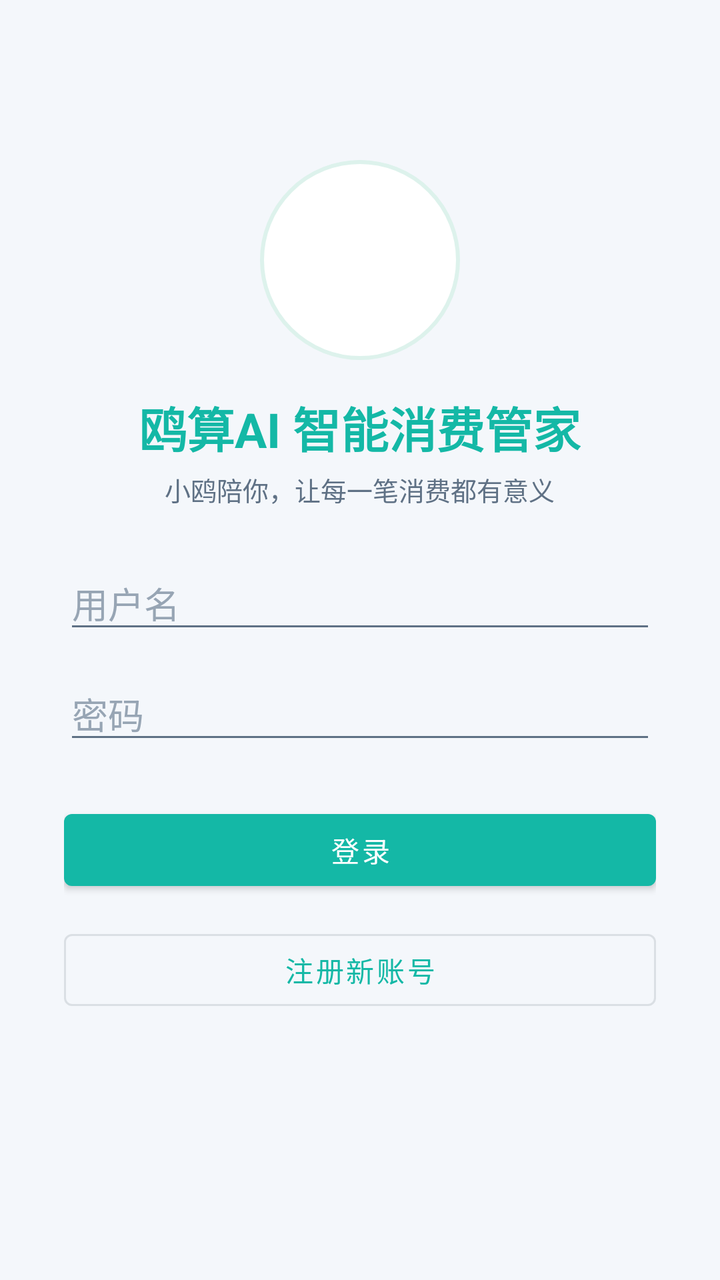
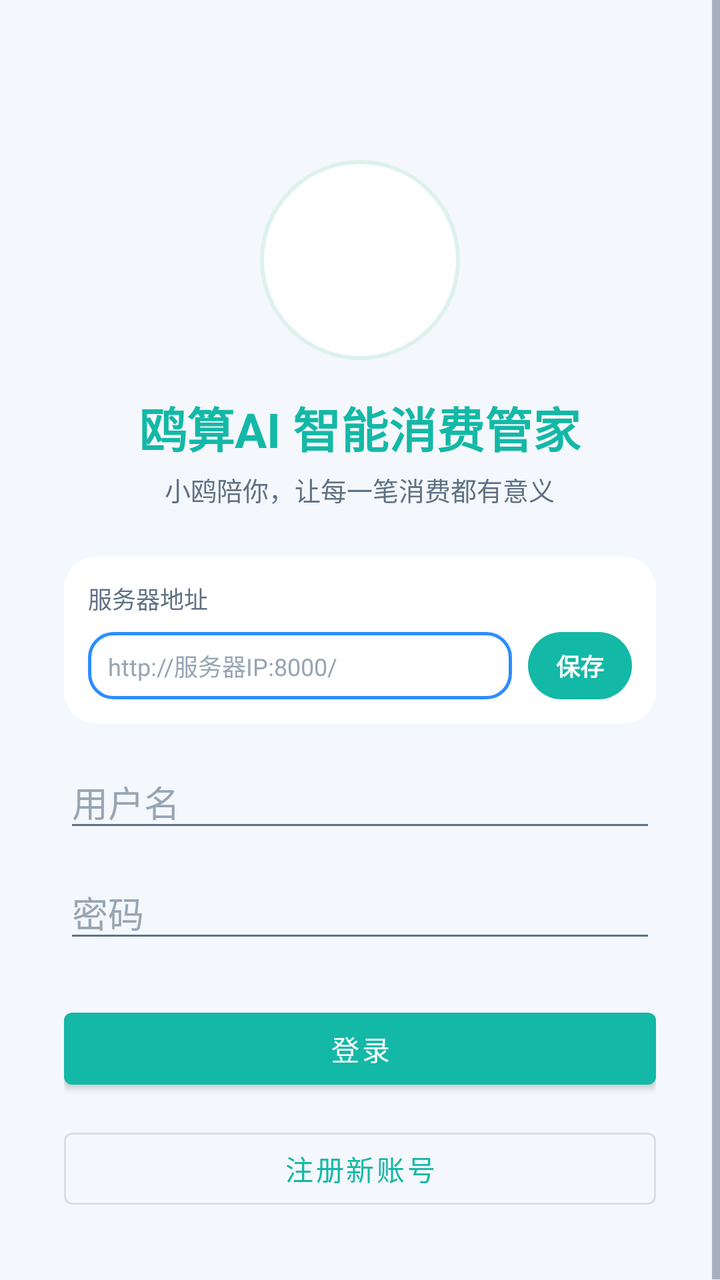

An Android layout rendered at two revisions. The XML below is the earlier revision; the diff shows what the commit changed to produce the second picture.
<!-- AndroidManifest.xml: application theme Theme.SmartButler -->
<!-- res/layout/activity_login.xml -->
<?xml version="1.0" encoding="utf-8"?>
<ScrollView xmlns:android="http://schemas.android.com/apk/res/android"
    xmlns:app="http://schemas.android.com/apk/res-auto"
    android:layout_width="match_parent"
    android:layout_height="match_parent"
    android:background="@color/bg"
    android:fillViewport="true">

    <LinearLayout
        android:layout_width="match_parent"
        android:layout_height="wrap_content"
        android:gravity="center_horizontal"
        android:orientation="vertical"
        android:padding="32dp">

        <FrameLayout
            android:layout_width="100dp"
            android:layout_height="100dp"
            android:layout_marginTop="48dp"
            android:background="@drawable/bg_mascot_circle">

            <FrameLayout
                android:id="@+id/img_mascot_login"
                android:layout_width="match_parent"
                android:layout_height="match_parent"
                android:contentDescription="@string/app_name"
                android:padding="8dp" />
        </FrameLayout>

        <TextView
            android:layout_width="wrap_content"
            android:layout_height="wrap_content"
            android:layout_marginTop="16dp"
            android:text="@string/app_name"
            android:textColor="@color/primary"
            android:textSize="24sp"
            android:textStyle="bold" />

        <TextView
            android:layout_width="wrap_content"
            android:layout_height="wrap_content"
            android:layout_marginTop="4dp"
            android:layout_marginBottom="24dp"
            android:text="小鸥陪你，让每一笔消费都有意义"
            android:textColor="@color/text_secondary"
            android:textSize="13sp" />

        <EditText
            android:id="@+id/etUsername"
            android:layout_width="match_parent"
            android:layout_height="wrap_content"
            android:hint="用户名"
            android:inputType="text"
            android:maxLines="1"
            android:textColor="@color/text_primary"
            android:textColorHint="@color/text_hint" />

        <EditText
            android:id="@+id/etPassword"
            android:layout_width="match_parent"
            android:layout_height="wrap_content"
            android:layout_marginTop="12dp"
            android:hint="密码"
            android:inputType="textPassword"
            android:maxLines="1"
            android:textColor="@color/text_primary"
            android:textColorHint="@color/text_hint" />

        <com.google.android.material.button.MaterialButton
            android:id="@+id/btnLogin"
            android:layout_width="match_parent"
            android:layout_height="wrap_content"
            android:layout_marginTop="24dp"
            android:text="登录" />

        <com.google.android.material.button.MaterialButton
            android:id="@+id/btnRegister"
            style="@style/Widget.MaterialComponents.Button.OutlinedButton"
            android:layout_width="match_parent"
            android:layout_height="wrap_content"
            android:layout_marginTop="12dp"
            android:text="注册新账号" />
    </LinearLayout>
</ScrollView>
<!-- resources referenced by this layout -->
<resources>
  <color name="bg">#F4F7FB</color>
  <color name="primary">#14B8A6</color>
  <color name="text_hint">#97A5B4</color>
  <color name="text_primary">#22303F</color>
  <color name="text_secondary">#5F7185</color>
  <!-- drawable bg_mascot_circle (drawable) -->
  <?xml version="1.0" encoding="utf-8"?>
  <shape xmlns:android="http://schemas.android.com/apk/res/android"
      android:shape="oval">
      <solid android:color="#FFFFFF" />
      <stroke
          android:width="2dp"
          android:color="#DDF2EC" />
  </shape>
  <string name="app_name">鸥算AI 智能消费管家</string>
  <style name="Theme.SmartButler" parent="Theme.MaterialComponents.Light.NoActionBar">
          
          <item name="colorPrimary">@color/primary</item>
          <item name="colorPrimaryVariant">@color/primary_dark</item>
          <item name="colorOnPrimary">@color/white</item>
          <item name="colorSecondary">@color/accent</item>
          <item name="colorSecondaryVariant">@color/accent</item>
          <item name="colorOnSecondary">@color/white</item>
          <item name="colorSurface">@color/surface</item>
          <item name="colorOnSurface">@color/text_primary</item>
          <item name="colorOnSurfaceVariant">@color/text_secondary</item>
          <item name="colorOutline">@color/divider</item>
          <item name="colorError">@color/expense</item>
          <item name="colorOnError">@color/white</item>
  
          
          <item name="android:textColor">@color/text_primary</item>
          <item name="android:textColorPrimary">@color/text_primary</item>
          <item name="android:textColorSecondary">@color/text_secondary</item>
          <item name="android:textColorHint">@color/text_hint</item>
          <item name="android:editTextColor">@color/text_primary</item>
  
          
          <item name="android:windowBackground">@color/background</item>
          <item name="android:statusBarColor">@color/brand_gradient_start</item>
          <item name="android:navigationBarColor">@color/white</item>
  
          
          <item name="bottomNavigationStyle">@style/Widget.App.BottomNavigationView</item>
  
          
          <item name="colorControlActivated">@color/primary</item>
          <item name="colorAccent">@color/primary</item>
      </style>
  <color name="primary_dark">#0E9488</color>
  <color name="white">#FFFFFF</color>
  <color name="accent">#FF9F43</color>
  <color name="surface">#FFFFFF</color>
  <color name="divider">#E9EEF4</color>
  <color name="expense">#EF4444</color>
  <color name="background">#F4F7FB</color>
  <color name="brand_gradient_start">#2DD4BF</color>
  <style name="Widget.App.BottomNavigationView" parent="Widget.MaterialComponents.BottomNavigationView">
          <item name="itemIconTint">@color/bottom_nav_item</item>
          <item name="itemTextColor">@color/bottom_nav_item</item>
      </style>
</resources>

<!-- the commit's change to res/layout/activity_login.xml (unified diff, before → after) -->
@@ -45,6 +45,84 @@
             android:textColor="@color/text_secondary"
             android:textSize="13sp" />
 
+        
+        <LinearLayout
+            android:layout_width="match_parent"
+            android:layout_height="wrap_content"
+            android:layout_marginBottom="16dp"
+            android:background="@drawable/bg_card"
+            android:orientation="vertical"
+            android:padding="12dp">
+
+            <TextView
+                android:layout_width="wrap_content"
+                android:layout_height="wrap_content"
+                android:text="服务器地址"
+                android:textColor="@color/text_secondary"
+                android:textSize="12sp" />
+
+            <LinearLayout
+                android:layout_width="match_parent"
+                android:layout_height="wrap_content"
+                android:layout_marginTop="8dp"
+                android:gravity="center_vertical"
+                android:orientation="horizontal">
+
+                <EditText
+                    android:id="@+id/et_server_url"
+                    android:layout_width="0dp"
+                    android:layout_height="wrap_content"
+                    android:layout_weight="1"
+                    android:background="@drawable/bg_input_blue"
+                    android:hint="http://服务器IP:8000/"
+                    android:inputType="textUri"
+                    android:maxLines="1"
+                    android:paddingHorizontal="10dp"
+                    android:paddingVertical="8dp"
+                    android:textColor="@color/text_primary"
+                    android:textColorHint="@color/text_hint"
+                    android:textSize="12sp" />
+
+                <TextView
+                    android:id="@+id/btn_save_server"
+                    android:layout_width="wrap_content"
+                    android:layout_height="wrap_content"
+                    android:layout_marginStart="8dp"
+                    android:background="@drawable/bg_button_primary"
+                    android:clickable="true"
+                    android:focusable="true"
+                    android:gravity="center"
+                    android:paddingHorizontal="14dp"
+                    android:paddingVertical="8dp"
+                    android:text="保存"
+                    android:textColor="@color/white"
+                    android:textSize="12sp"
+                    android:textStyle="bold" />
+            </LinearLayout>
+
+            
+            <TextView
+                android:id="@+id/tv_server_status"
+                android:layout_width="wrap_content"
+                android:layout_height="wrap_content"
+                android:layout_marginTop="6dp"
+                android:textSize="12sp"
+                android:textStyle="bold"
+                android:visibility="gone" />
+
+            
+            <TextView
+                android:id="@+id/tv_offline_hint"
+                android:layout_width="match_parent"
+                android:layout_height="wrap_content"
+                android:layout_marginTop="6dp"
+                android:background="@color/banner_bg"
+                android:padding="8dp"
+                android:textColor="@color/banner_text"
+                android:textSize="11sp"
+                android:visibility="gone" />
+        </LinearLayout>
+
         <EditText
             android:id="@+id/etUsername"
             android:layout_width="match_parent"
<!-- resource entries referenced after the edit -->
@@ -1,5 +1,7 @@
 <!-- resources referenced by this layout -->
 <resources>
+  <color name="banner_bg">#FFF7ED</color>
+  <color name="banner_text">#9A3412</color>
   <color name="bg">#F4F7FB</color>
   <color name="primary">#14B8A6</color>
   <color name="text_hint">#97A5B4</color>
@@ -49,8 +51,33 @@
           <item name="colorControlActivated">@color/primary</item>
           <item name="colorAccent">@color/primary</item>
       </style>
+  <color name="card_bg">#FFFFFF</color>
   <color name="primary_dark">#0E9488</color>
   <color name="white">#FFFFFF</color>
+  <!-- drawable bg_button_primary (drawable) -->
+  <?xml version="1.0" encoding="utf-8"?>
+  <shape xmlns:android="http://schemas.android.com/apk/res/android"
+      android:shape="rectangle">
+      <solid android:color="@color/primary" />
+      <corners android:radius="22dp" />
+  </shape>
+  <!-- drawable bg_card (drawable) -->
+  <?xml version="1.0" encoding="utf-8"?>
+  <shape xmlns:android="http://schemas.android.com/apk/res/android"
+      android:shape="rectangle">
+      <solid android:color="@color/card_bg" />
+      <corners android:radius="16dp" />
+  </shape>
+  <!-- drawable bg_input_blue (drawable) -->
+  <?xml version="1.0" encoding="utf-8"?>
+  <shape xmlns:android="http://schemas.android.com/apk/res/android"
+      android:shape="rectangle">
+      <solid android:color="@color/surface" />
+      <stroke
+          android:width="1.5dp"
+          android:color="#2D8CFF" />
+      <corners android:radius="12dp" />
+  </shape>
   <color name="accent">#FF9F43</color>
   <color name="surface">#FFFFFF</color>
   <color name="divider">#E9EEF4</color>
